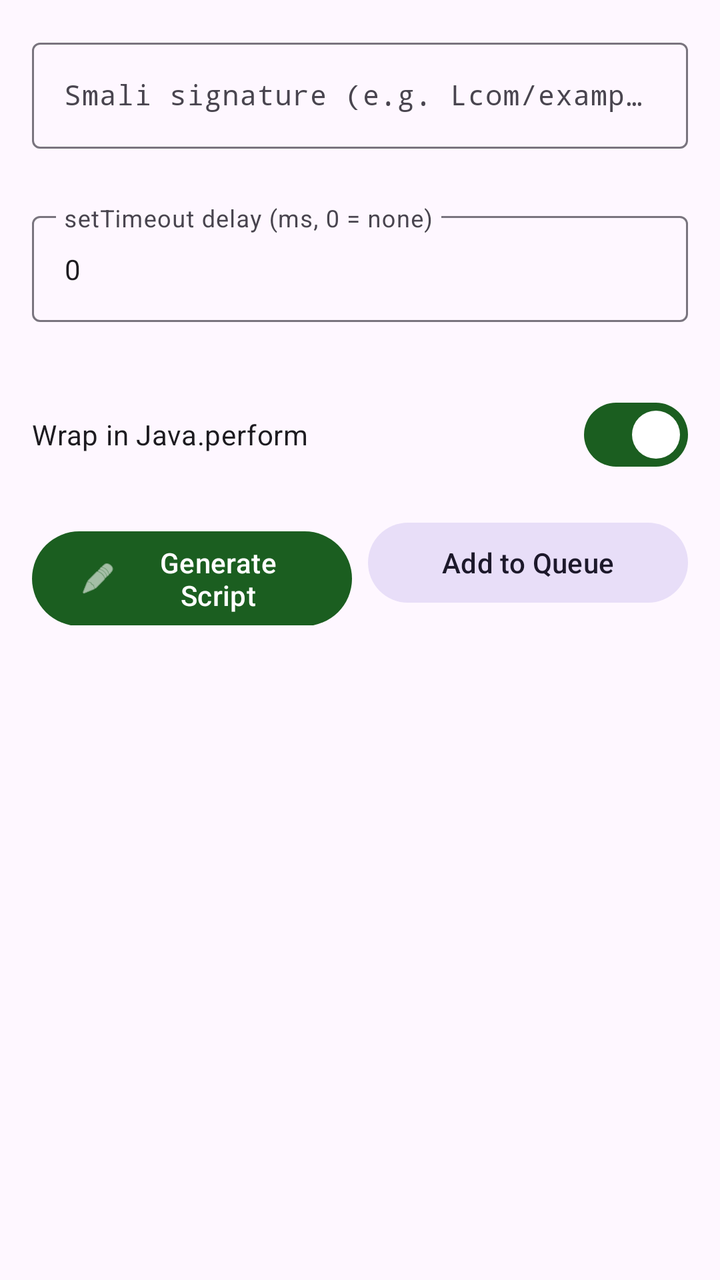
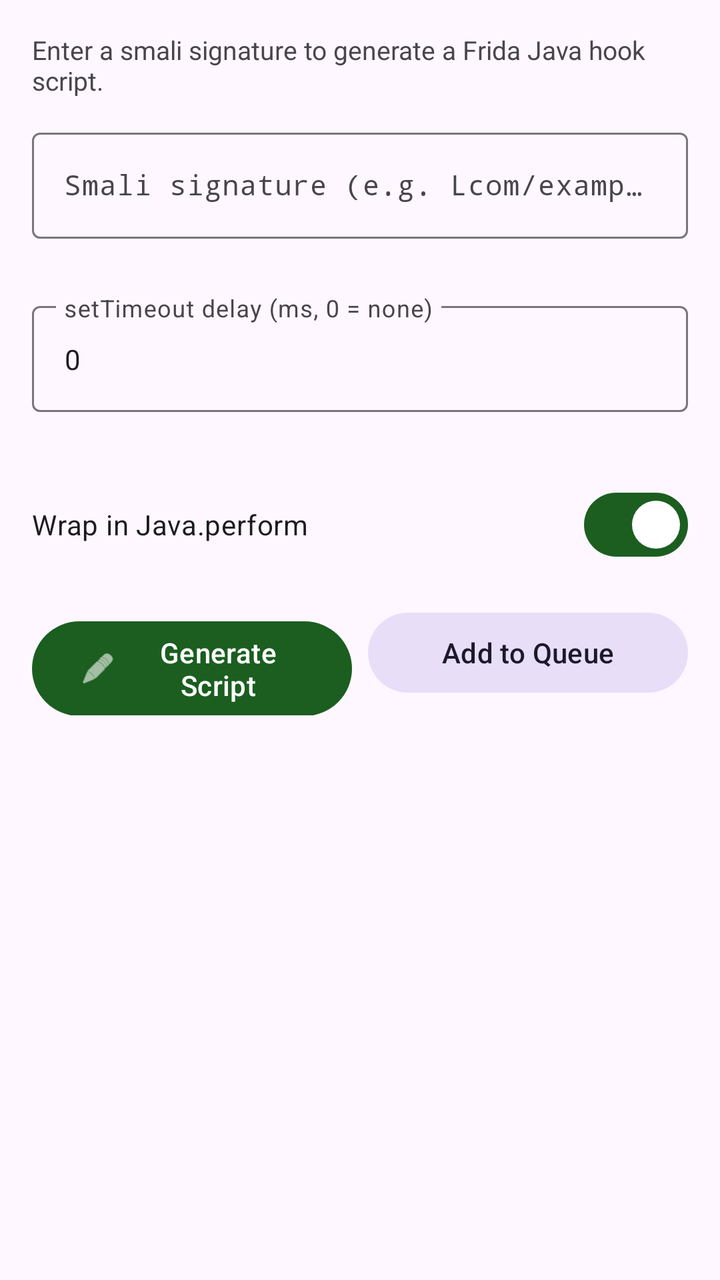

Two renders of the same Android screen: before a commit and after it. Below are the layout's source before the change and the commit's diff.
<!-- AndroidManifest.xml: application theme AppTheme -->
<!-- res/layout/fragment_java_hook.xml -->
<?xml version="1.0" encoding="utf-8"?>
<ScrollView xmlns:android="http://schemas.android.com/apk/res/android"
    xmlns:app="http://schemas.android.com/apk/res-auto"
    android:layout_width="match_parent"
    android:layout_height="match_parent"
    android:padding="16dp">

    <LinearLayout
        android:layout_width="match_parent"
        android:layout_height="wrap_content"
        android:orientation="vertical">

        <com.google.android.material.textfield.TextInputLayout
            android:id="@+id/layout_smali_signature"
            android:layout_width="match_parent"
            android:layout_height="wrap_content"
            android:hint="@string/hint_smali_signature"
            app:errorEnabled="true"
            style="@style/Widget.Material3.TextInputLayout.OutlinedBox">

            <com.google.android.material.textfield.TextInputEditText
                android:id="@+id/edit_smali_signature"
                android:layout_width="match_parent"
                android:layout_height="wrap_content"
                android:inputType="text"
                android:maxLength="2000"
                android:fontFamily="monospace"
                android:textSize="14sp" />

        </com.google.android.material.textfield.TextInputLayout>

        <com.google.android.material.textfield.TextInputLayout
            android:id="@+id/layout_timeout"
            android:layout_width="match_parent"
            android:layout_height="wrap_content"
            android:layout_marginTop="8dp"
            android:hint="@string/hint_timeout_ms"
            app:errorEnabled="true"
            style="@style/Widget.Material3.TextInputLayout.OutlinedBox">

            <com.google.android.material.textfield.TextInputEditText
                android:id="@+id/edit_timeout"
                android:layout_width="match_parent"
                android:layout_height="wrap_content"
                android:inputType="number"
                android:maxLength="6"
                android:text="0"
                android:textSize="14sp" />

        </com.google.android.material.textfield.TextInputLayout>

        <com.google.android.material.materialswitch.MaterialSwitch
            android:id="@+id/switch_full_script"
            android:layout_width="match_parent"
            android:layout_height="wrap_content"
            android:layout_marginTop="12dp"
            android:text="@string/switch_full_script"
            android:checked="true" />

        <LinearLayout
            android:layout_width="match_parent"
            android:layout_height="wrap_content"
            android:orientation="horizontal"
            android:layout_marginTop="16dp">

            <com.google.android.material.button.MaterialButton
                android:id="@+id/btn_generate"
                android:layout_width="0dp"
                android:layout_height="wrap_content"
                android:layout_weight="1"
                android:text="@string/btn_generate"
                android:layout_marginEnd="4dp"
                app:icon="@android:drawable/ic_menu_edit" />

            <com.google.android.material.button.MaterialButton
                android:id="@+id/btn_add_to_queue"
                android:layout_width="0dp"
                android:layout_height="wrap_content"
                android:layout_weight="1"
                android:text="@string/btn_add_to_queue"
                android:layout_marginStart="4dp"
                style="@style/Widget.Material3.Button.TonalButton" />

        </LinearLayout>

        
        <TextView
            android:id="@+id/label_queue"
            android:layout_width="wrap_content"
            android:layout_height="wrap_content"
            android:layout_marginTop="16dp"
            android:textStyle="bold"
            android:textSize="14sp"
            android:visibility="gone" />

        <androidx.recyclerview.widget.RecyclerView
            android:id="@+id/recycler_queue"
            android:layout_width="match_parent"
            android:layout_height="wrap_content"
            android:nestedScrollingEnabled="false"
            android:visibility="gone" />

        <LinearLayout
            android:id="@+id/layout_queue_actions"
            android:layout_width="match_parent"
            android:layout_height="wrap_content"
            android:orientation="horizontal"
            android:layout_marginTop="8dp"
            android:visibility="gone">

            <com.google.android.material.button.MaterialButton
                android:id="@+id/btn_compose"
                android:layout_width="0dp"
                android:layout_height="wrap_content"
                android:layout_weight="1"
                android:text="@string/btn_compose_script"
                android:layout_marginEnd="4dp" />

            <com.google.android.material.button.MaterialButton
                android:id="@+id/btn_clear_queue"
                android:layout_width="0dp"
                android:layout_height="wrap_content"
                android:layout_weight="1"
                android:text="@string/btn_clear_queue"
                android:layout_marginStart="4dp"
                style="@style/Widget.Material3.Button.OutlinedButton" />

        </LinearLayout>

        <TextView
            android:id="@+id/label_output"
            android:layout_width="wrap_content"
            android:layout_height="wrap_content"
            android:layout_marginTop="20dp"
            android:text="@string/label_output"
            android:textStyle="bold"
            android:textSize="14sp"
            android:visibility="gone" />

        <HorizontalScrollView
            android:layout_width="match_parent"
            android:layout_height="wrap_content"
            android:layout_marginTop="8dp">

            <TextView
                android:id="@+id/text_output"
                android:layout_width="wrap_content"
                android:layout_height="wrap_content"
                android:padding="16dp"
                android:background="@color/code_bg"
                android:textColor="@color/code_text"
                android:fontFamily="monospace"
                android:textSize="12sp"
                android:textIsSelectable="true"
                android:visibility="gone" />

        </HorizontalScrollView>

        <com.google.android.material.button.MaterialButton
            android:id="@+id/btn_copy"
            android:layout_width="match_parent"
            android:layout_height="wrap_content"
            android:layout_marginTop="12dp"
            android:text="@string/btn_copy"
            android:visibility="gone"
            style="@style/Widget.Material3.Button.TonalButton" />

        <com.google.android.material.button.MaterialButton
            android:id="@+id/btn_export"
            android:layout_width="match_parent"
            android:layout_height="wrap_content"
            android:layout_marginTop="8dp"
            android:text="@string/btn_export"
            android:visibility="gone"
            style="@style/Widget.Material3.Button.OutlinedButton" />

    </LinearLayout>
</ScrollView>
<!-- resources referenced by this layout -->
<resources>
  <color name="code_bg">#263238</color>
  <color name="code_text">#A5D6A7</color>
  <string name="btn_add_to_queue">Add to Queue</string>
  <string name="btn_clear_queue">Clear Queue</string>
  <string name="btn_compose_script">Compose Script</string>
  <string name="btn_copy">Copy to Clipboard</string>
  <string name="btn_export">Export to File</string>
  <string name="btn_generate">Generate Script</string>
  <string name="hint_smali_signature">Smali signature (e.g. Lcom/example/Foo;-&gt;bar(I)V)</string>
  <string name="hint_timeout_ms">setTimeout delay (ms, 0 = none)</string>
  <string name="label_output">Generated Script</string>
  <string name="switch_full_script">Wrap in Java.perform</string>
  <style name="AppTheme" parent="Theme.Material3.DayNight.NoActionBar">
          <item name="colorPrimary">@color/primary</item>
          <item name="colorPrimaryContainer">@color/primary_dark</item>
          <item name="colorOnPrimary">@android:color/white</item>
          <item name="colorSecondary">@color/accent</item>
          <item name="android:statusBarColor">@color/primary_dark</item>
      </style>
  <color name="primary">#1B5E20</color>
  <color name="primary_dark">#003300</color>
  <color name="accent">#4CAF50</color>
</resources>

<!-- the commit's change to res/layout/fragment_java_hook.xml (unified diff, before → after) -->
@@ -1,6 +1,11 @@
 <?xml version="1.0" encoding="utf-8"?>
-<ScrollView xmlns:android="http://schemas.android.com/apk/res/android"
+<androidx.coordinatorlayout.widget.CoordinatorLayout xmlns:android="http://schemas.android.com/apk/res/android"
     xmlns:app="http://schemas.android.com/apk/res-auto"
+    android:id="@+id/coordinator"
+    android:layout_width="match_parent"
+    android:layout_height="match_parent">
+
+<ScrollView
     android:layout_width="match_parent"
     android:layout_height="match_parent"
     android:padding="16dp">
@@ -10,6 +15,15 @@
         android:layout_height="wrap_content"
         android:orientation="vertical">
 
+        <TextView
+            android:id="@+id/text_helper"
+            android:layout_width="match_parent"
+            android:layout_height="wrap_content"
+            android:text="@string/helper_java_hook"
+            android:textColor="?android:textColorSecondary"
+            android:textSize="13sp"
+            android:layout_marginBottom="12dp" />
+
         <com.google.android.material.textfield.TextInputLayout
             android:id="@+id/layout_smali_signature"
             android:layout_width="match_parent"
@@ -23,6 +37,7 @@
                 android:layout_width="match_parent"
                 android:layout_height="wrap_content"
                 android:inputType="text"
+                android:imeOptions="actionNext"
                 android:maxLength="2000"
                 android:fontFamily="monospace"
                 android:textSize="14sp" />
@@ -43,6 +58,7 @@
                 android:layout_width="match_parent"
                 android:layout_height="wrap_content"
                 android:inputType="number"
+                android:imeOptions="actionDone"
                 android:maxLength="6"
                 android:text="0"
                 android:textSize="14sp" />
@@ -127,52 +143,59 @@
 
         </LinearLayout>
 
-        <TextView
-            android:id="@+id/label_output"
-            android:layout_width="wrap_content"
-            android:layout_height="wrap_content"
-            android:layout_marginTop="20dp"
-            android:text="@string/label_output"
-            android:textStyle="bold"
-            android:textSize="14sp"
-            android:visibility="gone" />
-
-        <HorizontalScrollView
-            android:layout_width="match_parent"
-            android:layout_height="wrap_content"
-            android:layout_marginTop="8dp">
+        <LinearLayout
+            android:id="@+id/layout_output_section"
+            android:layout_width="match_parent"
+            android:layout_height="wrap_content"
+            android:orientation="vertical"
+            android:visibility="gone">
 
             <TextView
-                android:id="@+id/text_output"
+                android:id="@+id/label_output"
                 android:layout_width="wrap_content"
                 android:layout_height="wrap_content"
-                android:padding="16dp"
-                android:background="@color/code_bg"
-                android:textColor="@color/code_text"
-                android:fontFamily="monospace"
-                android:textSize="12sp"
-                android:textIsSelectable="true"
-                android:visibility="gone" />
-
-        </HorizontalScrollView>
-
-        <com.google.android.material.button.MaterialButton
-            android:id="@+id/btn_copy"
-            android:layout_width="match_parent"
-            android:layout_height="wrap_content"
-            android:layout_marginTop="12dp"
-            android:text="@string/btn_copy"
-            android:visibility="gone"
-            style="@style/Widget.Material3.Button.TonalButton" />
-
-        <com.google.android.material.button.MaterialButton
-            android:id="@+id/btn_export"
-            android:layout_width="match_parent"
-            android:layout_height="wrap_content"
-            android:layout_marginTop="8dp"
-            android:text="@string/btn_export"
-            android:visibility="gone"
-            style="@style/Widget.Material3.Button.OutlinedButton" />
+                android:layout_marginTop="20dp"
+                android:text="@string/label_output"
+                android:textStyle="bold"
+                android:textSize="14sp" />
+
+            <HorizontalScrollView
+                android:layout_width="match_parent"
+                android:layout_height="wrap_content"
+                android:layout_marginTop="8dp">
+
+                <TextView
+                    android:id="@+id/text_output"
+                    android:layout_width="wrap_content"
+                    android:layout_height="wrap_content"
+                    android:padding="16dp"
+                    android:background="@color/code_bg"
+                    android:textColor="@color/code_text"
+                    android:fontFamily="monospace"
+                    android:textSize="12sp"
+                    android:textIsSelectable="true"
+                    android:accessibilityLiveRegion="polite" />
+
+            </HorizontalScrollView>
+
+            <com.google.android.material.button.MaterialButton
+                android:id="@+id/btn_copy"
+                android:layout_width="match_parent"
+                android:layout_height="wrap_content"
+                android:layout_marginTop="12dp"
+                android:text="@string/btn_copy"
+                style="@style/Widget.Material3.Button.TonalButton" />
+
+            <com.google.android.material.button.MaterialButton
+                android:id="@+id/btn_export"
+                android:layout_width="match_parent"
+                android:layout_height="wrap_content"
+                android:layout_marginTop="8dp"
+                android:text="@string/btn_export"
+                style="@style/Widget.Material3.Button.OutlinedButton" />
+
+        </LinearLayout>
 
     </LinearLayout>
 </ScrollView>
+</androidx.coordinatorlayout.widget.CoordinatorLayout>
<!-- resource entries referenced after the edit -->
@@ -8,6 +8,7 @@
   <string name="btn_copy">Copy to Clipboard</string>
   <string name="btn_export">Export to File</string>
   <string name="btn_generate">Generate Script</string>
+  <string name="helper_java_hook">Enter a smali signature to generate a Frida Java hook script.</string>
   <string name="hint_smali_signature">Smali signature (e.g. Lcom/example/Foo;-&gt;bar(I)V)</string>
   <string name="hint_timeout_ms">setTimeout delay (ms, 0 = none)</string>
   <string name="label_output">Generated Script</string>
